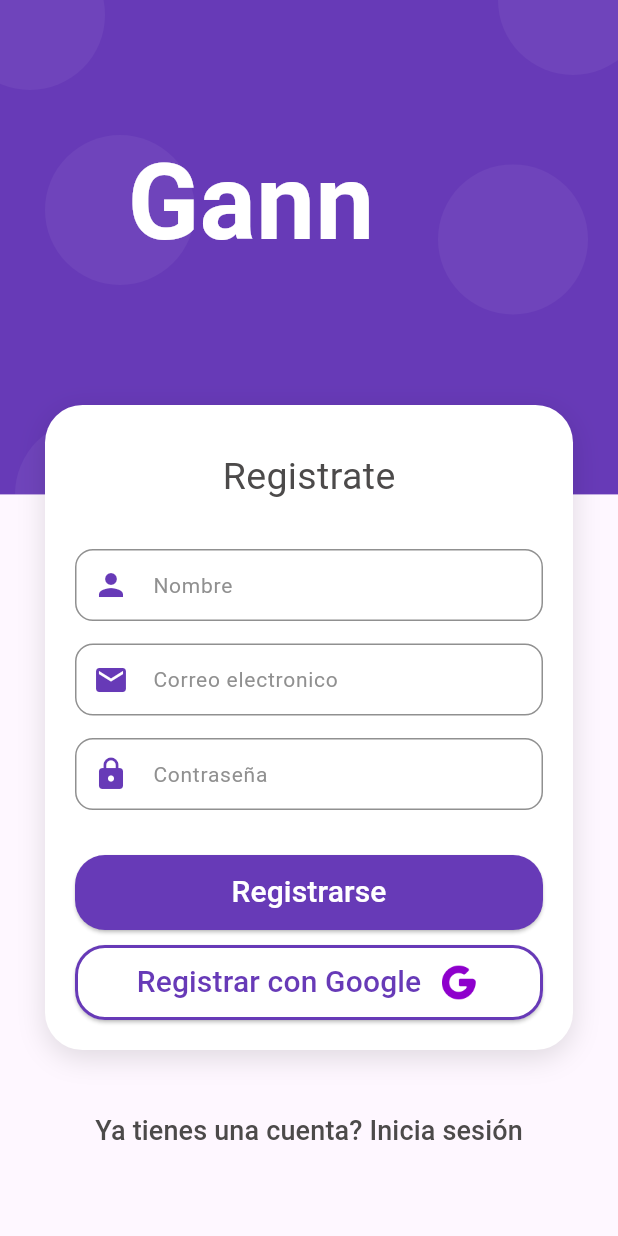
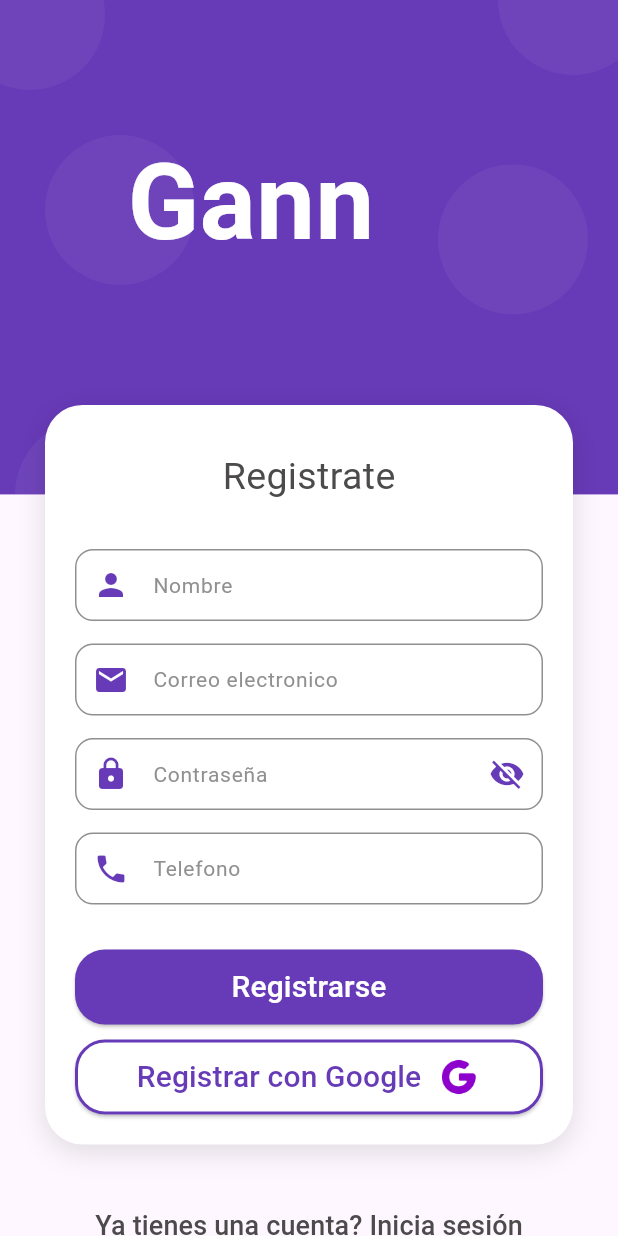
Before and after one commit to Resteban368/App_Book_Gannar, a Flutter app: the RegisterScreen screen opened by its route, on a phone screen of 412 x 824 dp. Run offline on Flutter 3.47's test engine with Material 2 defaults, Android fonts, the phone set to English and light mode, and no system bars; our stand-ins replace animate_do, bloc, cloud_firestore, firebase_core, flutter_animate, flutter_bloc and 5 more; accounts and stored records are empty; generated files the repository leaves out were written again; network calls fail; Roboto replaces fonts that are missing (Poppins, poppins).

Commit message:
update register logic

```diff
--- a/lib/presentation/modules/auth/login/login_screen.dart
+++ b/lib/presentation/modules/auth/login/login_screen.dart
@@ -11,7 +11,6 @@ import 'package:go_router/go_router.dart';
 import '../../../../config/theme/decoration_form.dart';
 import '../widgets/authBackground.dart';
 import 'bloc/login_bloc.dart';
-import 'data/login_repository.dart';
 //importar paquete diseños
 
 class LoginScreen extends StatelessWidget {
--- a/lib/presentation/modules/auth/register/bloc/register_event.dart
+++ b/lib/presentation/modules/auth/register/bloc/register_event.dart
@@ -12,3 +12,6 @@ class RegisterBtnPressedGoogle extends RegisterEvent {
 
   RegisterBtnPressedGoogle();
 }
+
+//evento para cambiar la visibilidad de la contraseña
+class ChangeVisibility extends RegisterEvent {}
--- a/lib/presentation/modules/auth/register/bloc/register_state.dart
+++ b/lib/presentation/modules/auth/register/bloc/register_state.dart
@@ -14,3 +14,9 @@ class RegisterFailure extends RegisterState {
   final String error;
   RegisterFailure(this.error);
 }
+
+class ChangeVisibilitySuccess extends RegisterState {
+  final bool isVisibility;
+
+  ChangeVisibilitySuccess(this.isVisibility);
+}
--- a/lib/presentation/modules/auth/register/data/register_repository.dart
+++ b/lib/presentation/modules/auth/register/data/register_repository.dart
@@ -6,7 +6,7 @@ class RegisterRepository {
   final databseReference = FirebaseFirestore.instance.collection('usuarios');
 
   Future<bool> registerUser(String email, String password, String name,
-      String photo, String token) async {
+      String photo,  String phone) async {
     try {
       String id = databseReference.doc().id;
 
@@ -18,7 +18,7 @@ class RegisterRepository {
         "photo": photo == ""
             ? "https://i.pinimg.com/736x/0d/64/98/0d64989794b1a4c9d89bff571d3d5842.jpg"
             : photo,
-        "token": token
+        'phone': phone,
       });
       return true;
     } catch (e, s) {
--- a/lib/presentation/modules/auth/register/register_screen.dart
+++ b/lib/presentation/modules/auth/register/register_screen.dart
@@ -84,6 +84,8 @@ class _LoginForm extends StatelessWidget {
   @override
   Widget build(BuildContext context) {
     final size = MediaQuery.sizeOf(context);
+    return BlocBuilder< RegisterBloc, RegisterState>(
+      builder: (context, state) {
         return Form(
             key: formKey,
             autovalidateMode: AutovalidateMode.onUserInteraction,
@@ -124,10 +126,35 @@ class _LoginForm extends StatelessWidget {
                   decoration: InputDecorations.authInputDecoration(
                     hintText: '********',
                     labelText: 'Contraseña',
-                  prefixIcon: Icons.lock),
+                    prefixIcon: Icons.lock,
+                    suffixIconButton: IconButton(
+                      onPressed: () {
+                        context.read<RegisterBloc>().add(ChangeVisibility());
+                      },
+                      icon: Icon(
+                        context.read<RegisterBloc>().isVisibility
+                            ? Icons.visibility
+                            : Icons.visibility_off,
+                        color: MyColors.primary,
+                      ),
+                    ),
+                  ),
                   validator: (value) => Validator.isEmpty(value, context),
                   onChanged: (value) {
                     context.read<RegisterBloc>().password = value;
+                  },
+                ),
+                const SizedBox(height: 15),
+                TextFormField(
+                  obscureText: true,
+                  keyboardType: TextInputType.number,
+                  decoration: InputDecorations.authInputDecoration(
+                      hintText: "Telefono",
+                      labelText: 'Telefono',
+                      prefixIcon: Icons.phone),
+                  validator: (value) => Validator.isEmpty(value, context),
+                  onChanged: (value) {
+                    context.read<RegisterBloc>().phone = value;
                   },
                 ),
                 const SizedBox(height: 30),
@@ -140,8 +167,8 @@ class _LoginForm extends StatelessWidget {
                     },
                     style: ElevatedButton.styleFrom(
                       backgroundColor: MyColors.primary,
-                  padding:
-                      const EdgeInsets.symmetric(horizontal: 20, vertical: 10),
+                      padding: const EdgeInsets.symmetric(
+                          horizontal: 20, vertical: 10),
                       minimumSize: Size(size.width * 0.8, 50),
                       shape: RoundedRectangleBorder(
                         borderRadius: BorderRadius.circular(20),
@@ -171,12 +198,14 @@ class _LoginForm extends StatelessWidget {
                   duration: const Duration(milliseconds: 1000),
                   child: ElevatedButton(
                     onPressed: () {
-                  context.read<RegisterBloc>().add(RegisterBtnPressedGoogle());
+                      context
+                          .read<RegisterBloc>()
+                          .add(RegisterBtnPressedGoogle());
                     },
                     style: ElevatedButton.styleFrom(
                       backgroundColor: const Color.fromARGB(255, 255, 255, 255),
-                  padding:
-                      const EdgeInsets.symmetric(horizontal: 20, vertical: 10),
+                      padding: const EdgeInsets.symmetric(
+                          horizontal: 20, vertical: 10),
                       minimumSize: Size(size.width * 0.8, 50),
                       shape: RoundedRectangleBorder(
                         borderRadius: BorderRadius.circular(20),
@@ -189,12 +218,21 @@ class _LoginForm extends StatelessWidget {
                     child: Row(
                       mainAxisAlignment: MainAxisAlignment.center,
                       children: [
-                    const Text("Registrar con Google",
+                        BlocBuilder<RegisterBloc, RegisterState>(
+                          builder: (context, state) {
+                            if (state is RegisterGoogleLoading) {
+                              return const CircularProgressIndicator(
+                                color: MyColors.primary,
+                              );
+                            }
+                            return const Text("Registrar con Google",
                                 style: TextStyle(
                                   fontSize: 20,
                                   color: MyColors.primary,
                                   fontFamily: "poppins",
-                        )),
+                                ));
+                          },
+                        ),
                         const SizedBox(width: 10),
                         Image.asset(
                           'assets/icons/google.png',
@@ -206,5 +244,7 @@ class _LoginForm extends StatelessWidget {
                 ),
               ],
             ));
+      },
+    );
   }
 }
--- a/lib/presentation/modules/profile/data/profile_repository.dart
+++ b/lib/presentation/modules/profile/data/profile_repository.dart
@@ -5,9 +5,9 @@ class ProfileRepository {
   final databseReference = FirebaseFirestore.instance.collection('usuarios');
 
 //meotod para obtener un usuario por su token que guarde en firebase
-  Future<User> getUserByToken(String token) async {
+  Future<User> getUserByEmail(String email) async {
     try {
-      final querySnapshot = await databseReference.where('token', isEqualTo: token).get();
+      final querySnapshot = await databseReference.where('email', isEqualTo: email).get();
       if (querySnapshot.docs.isNotEmpty) {
         return User.fromMap(querySnapshot.docs.first.data());
       }
```
Also changed, not shown: lib/presentation/modules/auth/login/bloc/login_bloc.dart (+24 -0 lines), lib/presentation/modules/auth/register/bloc/register_bloc.dart (+19 -10 lines), lib/presentation/modules/profile/bloc/profile_bloc.dart (+12 -2 lines), lib/presentation/modules/splash/splash_screen.dart (+8 -2 lines). Lines whose indentation alone changed are shown as unchanged.
